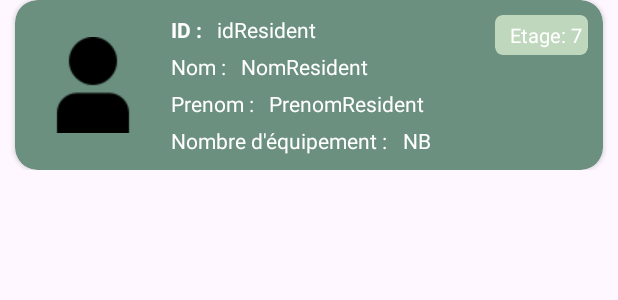
After one commit to isradh/R4_11_Projet_DevMobile, an Android app: the layout item_resident.xml on its own in the app's theme, with its tools: preview values and no code run, on a phone screen of 412 x 824 dp. The commit adds this screen. Shown: the top 300 px of the screen. Run offline under Robolectric (Android 15) with nearby library versions, the phone set to English and light mode, and no system bars; network calls fail.

Commit message:
affichage des données du profil en cours, rajout item

```diff
--- a/app/src/main/java/com/example/r4_11_devmobile/LoginActivity.java
+++ b/app/src/main/java/com/example/r4_11_devmobile/LoginActivity.java
@@ -47,6 +47,7 @@ public class LoginActivity extends AppCompatActivity {
             public void onClick(View v) {
                 Intent intent = new Intent(getApplicationContext(), ForgotPasswordActivity.class);
                 startActivity(intent);
+
             }
         });
         btncreecompte.setOnClickListener(new View.OnClickListener() {
@@ -61,6 +62,7 @@ public class LoginActivity extends AppCompatActivity {
                 username = usernameLN.getText().toString();
                 password = passwordLN.getText().toString();
                 connectUser();
+
             }
         });
 
@@ -82,8 +84,9 @@ public class LoginActivity extends AppCompatActivity {
                 success = reponse.getBoolean("success");
 
                 if(success == true ){
+                    String userId = reponse.getString("idUser");
+                    UserId.setUserId(userId);
                     Intent intent = new Intent(getApplicationContext(), AccueilActivity.class);
-                    intent.putExtra("username", username);
                     startActivity(intent);
                     finish();
 
--- a/app/src/main/res/layout/activity_espace_client.xml
+++ b/app/src/main/res/layout/activity_espace_client.xml
@@ -174,7 +174,6 @@
                     android:id="@+id/nomSaisie"
                     android:layout_width="wrap_content"
                     android:layout_height="wrap_content"
-                    android:text=""
                     android:textColor="#FFFFFF"
                     android:textSize="18dp"
                     android:layout_marginStart="10dp"
@@ -319,7 +318,7 @@
     </androidx.cardview.widget.CardView>
 
     <Button
-        android:id="@+id/loginBtn"
+        android:id="@+id/modif"
         style="@style/Widget.MaterialComponents.Button.UnelevatedButton"
         android:layout_width="300dp"
         android:layout_height="50dp"
--- /dev/null
+++ b/app/src/main/res/layout/item_resident.xml
@@ -0,0 +1,177 @@
+<?xml version="1.0" encoding="utf-8"?>
+<androidx.constraintlayout.widget.ConstraintLayout
+    xmlns:android="http://schemas.android.com/apk/res/android"
+    xmlns:app="http://schemas.android.com/apk/res-auto"
+    xmlns:tools="http://schemas.android.com/tools"
+    android:layout_width="match_parent"
+    android:layout_height="wrap_content"
+    app:cardCornerRadius="25dp">
+
+
+
+    <androidx.cardview.widget.CardView
+        android:id="@+id/tout"
+        android:layout_width="match_parent"
+        android:layout_height="wrap_content"
+        android:layout_marginStart="10dp"
+        android:layout_marginEnd="10dp"
+
+        app:cardCornerRadius="15dp"
+        app:cardBackgroundColor="@color/ligthgreen"
+        tools:ignore="MissingConstraints"
+        app:layout_constraintTop_toTopOf="parent"
+        app:layout_constraintStart_toStartOf="parent"
+        app:layout_constraintEnd_toEndOf="parent">
+
+
+        <LinearLayout
+            android:layout_width="wrap_content"
+            android:layout_height="wrap_content"
+            android:layout_marginTop="10dp"
+            android:layout_marginBottom="10dp"
+            android:gravity="center"
+
+            >
+
+        <ImageView
+            android:layout_marginStart="20dp"
+            android:layout_width="wrap_content"
+            android:layout_height="wrap_content"
+            android:src="@drawable/user"/>
+
+
+        <LinearLayout
+            android:layout_width="wrap_content"
+            android:layout_height="wrap_content"
+            android:orientation="vertical"
+            android:layout_marginStart="20dp"
+            >
+
+
+            <LinearLayout
+                android:layout_width="wrap_content"
+                android:layout_height="wrap_content">
+            <TextView
+                android:id="@+id/id"
+                android:textColor="@color/white"
+                android:layout_width="wrap_content"
+                android:layout_height="wrap_content"
+                android:text="ID :"
+                android:textStyle="bold"
+ />
+
+            <TextView
+                android:id="@+id/idtext"
+                android:layout_marginStart="10dp"
+                android:textColor="@color/white"
+                android:layout_width="wrap_content"
+                android:layout_height="wrap_content"
+                android:text="idResident"
+                />
+            </LinearLayout>
+
+            <LinearLayout
+                android:layout_width="wrap_content"
+                android:layout_height="wrap_content">
+            <TextView
+                android:id="@+id/Nom"
+                android:layout_width="wrap_content"
+                android:layout_height="wrap_content"
+                android:layout_marginTop="5dp"
+                android:text="Nom :"
+                android:textColor="@color/white" />
+
+                <TextView
+                    android:id="@+id/NomText"
+                    android:layout_marginStart="10dp"
+                    android:layout_width="wrap_content"
+                    android:layout_height="wrap_content"
+                    android:layout_marginTop="5dp"
+                    android:text="NomResident"
+                    android:textColor="@color/white" />
+
+            </LinearLayout>
+
+            <LinearLayout
+                android:layout_width="wrap_content"
+                android:layout_height="wrap_content">
+            <TextView
+                android:id="@+id/prenom"
+                android:textColor="@color/white"
+                android:layout_width="wrap_content"
+                android:layout_height="wrap_content"
+                android:layout_marginTop="5dp"
+                android:text="Prenom :"/>
+
+                <TextView
+                    android:id="@+id/prenomText"
+                    android:textColor="@color/white"
+                    android:layout_width="wrap_content"
+                    android:layout_height="wrap_content"
+                    android:layout_marginTop="5dp"
+                    android:layout_marginStart="10dp"
+                    android:text="PrenomResident"/>
+
+
+            </LinearLayout>
+
+            <LinearLayout
+                android:layout_width="wrap_content"
+                android:layout_height="wrap_content">
+
+            <TextView
+                android:id="@+id/Nbequipement"
+                android:textColor="@color/white"
+                android:layout_width="wrap_content"
+                android:layout_height="wrap_content"
+                android:layout_marginTop="5dp"
+                android:text="Nombre d'équipement :"/>
+
+                <TextView
+                    android:id="@+id/NbequipementText"
+                    android:textColor="@color/white"
+                    android:layout_width="wrap_content"
+                    android:layout_height="wrap_content"
+                    android:layout_marginTop="5dp"
+                    android:layout_marginStart="10dp"
+                    android:text="NB"/>
+
+            </LinearLayout>
+
+        </LinearLayout>
+
+        </LinearLayout>
+
+    </androidx.cardview.widget.CardView>
+
+
+
+    <androidx.cardview.widget.CardView
+        android:id="@+id/cardetage"
+        android:layout_width="wrap_content"
+        android:layout_height="wrap_content"
+        app:cardBackgroundColor="@color/veriligthgreen"
+        app:cardCornerRadius="5dp"
+        app:layout_constraintTop_toTopOf="@id/tout"
+        app:layout_constraintEnd_toEndOf="@id/tout"
+        android:layout_marginTop="10dp"
+        android:layout_marginEnd="10dp"
+ >
+
+
+
+        <TextView
+            android:id="@+id/etage"
+            android:layout_width="wrap_content"
+            android:layout_height="wrap_content"
+            android:text="Etage: 7"
+            android:paddingStart="10dp"
+            android:padding="4dp"
+            android:textColor="@color/white"
+            android:textSize="13sp"
+            android:gravity="center"
+/>
+
+    </androidx.cardview.widget.CardView>
+
+</androidx.constraintlayout.widget.ConstraintLayout>
--- a/app/src/main/res/menu/main_menu.xml
+++ b/app/src/main/res/menu/main_menu.xml
@@ -5,7 +5,6 @@
         <item
             android:id="@+id/nav_habitats"
             android:title="Listes des habitats "
-            icon
 
             />
 
--- a/app/src/main/res/values/colors.xml
+++ b/app/src/main/res/values/colors.xml
@@ -4,5 +4,7 @@
     <color name="white">#FFFFFFFF</color>
     <color name="ligthgreen">#6B9080</color>
     <color name="darkgreen">#5C7E6F</color>
+    <color name="veriligthgreen">#BFD8BD</color>
+
 
 </resources>
```
Also changed, not shown: app/src/main/AndroidManifest.xml (+19 -0 lines), app/src/main/java/com/example/r4_11_devmobile/AccueilActivity.java (+21 -0 lines), app/src/main/java/com/example/r4_11_devmobile/EspaceClientActivity.java (+90 -1 lines), app/src/main/java/com/example/r4_11_devmobile/EspaceClientModificationActivity.java (+22 -1 lines), app/src/main/java/com/example/r4_11_devmobile/MenuHelper.java (added, +34 -0 lines), app/src/main/java/com/example/r4_11_devmobile/Resident.java (added, +61 -0 lines), app/src/main/java/com/example/r4_11_devmobile/ResidentActivity.java (added, +73 -0 lines), app/src/main/java/com/example/r4_11_devmobile/ResidentAdapter.java (added, +41 -0 lines), app/src/main/java/com/example/r4_11_devmobile/UserId.java (added, +13 -0 lines), app/src/main/res/layout/activity_resident.xml (added, +21 -0 lines), app/src/main/res/drawable/user.png (added), 189 other files.
